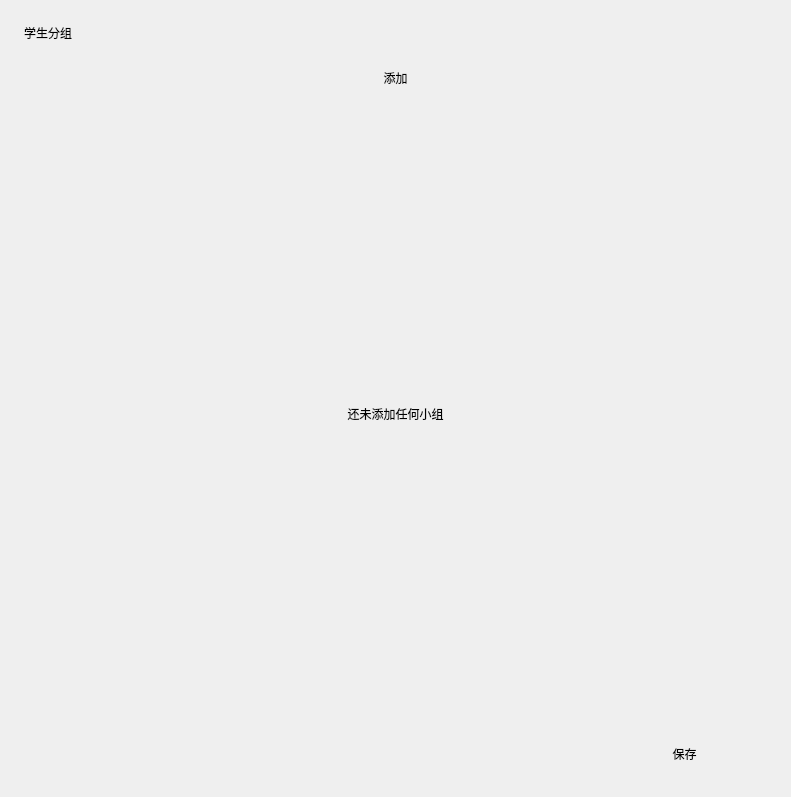
Qt form ui/settings/group.ui (xuanxuan1231/RandPicker) before a commit.
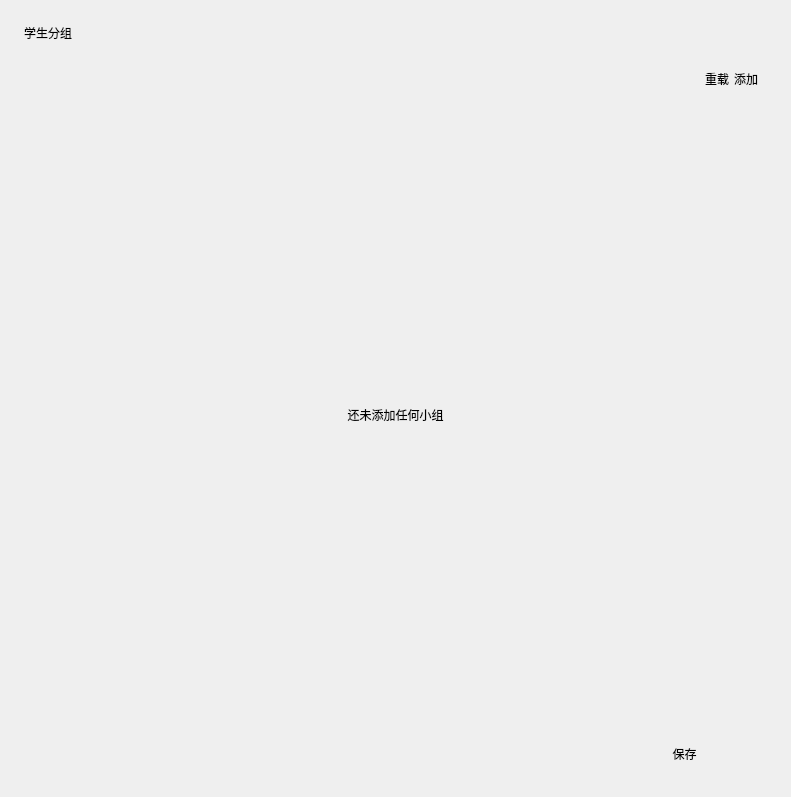
The same form after that commit. Custom widgets are drawn as their Qt base class.

Commit message: chore: 预留分组启用的界面布局

```diff
--- a/ui/settings/group.ui
+++ b/ui/settings/group.ui
@@ -55,7 +55,72 @@
       </property>
       <layout class="QVBoxLayout" name="verticalLayout_9">
        <item>
-        <layout class="QHBoxLayout" name="horizontalLayout"/>
+        <layout class="QHBoxLayout" name="horizontalLayout_4">
+         <property name="spacing">
+          <number>10</number>
+         </property>
+         <item>
+          <layout class="QHBoxLayout" name="group_enable_layout"/>
+         </item>
+         <item>
+          <spacer name="horizontalSpacer_3">
+           <property name="orientation">
+            <enum>Qt::Horizontal</enum>
+           </property>
+           <property name="sizeHint" stdset="0">
+            <size>
+             <width>40</width>
+             <height>20</height>
+            </size>
+           </property>
+          </spacer>
+         </item>
+         <item>
+          <layout class="QHBoxLayout" name="horizontalLayout_3">
+           <property name="spacing">
+            <number>5</number>
+           </property>
+           <item>
+            <widget class="PushButton" name="reload_page">
+             <property name="sizePolicy">
+              <sizepolicy hsizetype="Fixed" vsizetype="Fixed">
+               <horstretch>0</horstretch>
+               <verstretch>0</verstretch>
+              </sizepolicy>
+             </property>
+             <property name="minimumSize">
+              <size>
+               <width>0</width>
+               <height>0</height>
+              </size>
+             </property>
+             <property name="text">
+              <string>重载</string>
+             </property>
+            </widget>
+           </item>
+           <item>
+            <widget class="PushButton" name="new_group">
+             <property name="sizePolicy">
+              <sizepolicy hsizetype="Fixed" vsizetype="Fixed">
+               <horstretch>0</horstretch>
+               <verstretch>0</verstretch>
+              </sizepolicy>
+             </property>
+             <property name="minimumSize">
+              <size>
+               <width>0</width>
+               <height>0</height>
+              </size>
+             </property>
+             <property name="text">
+              <string>添加</string>
+             </property>
+            </widget>
+           </item>
+          </layout>
+         </item>
+        </layout>
        </item>
        <item>
         <widget class="SmoothScrollArea" name="scrollArea">
@@ -68,7 +133,7 @@
             <x>0</x>
             <y>0</y>
             <width>725</width>
-            <height>661</height>
+            <height>641</height>
            </rect>
           </property>
           <layout class="QVBoxLayout" name="verticalLayout">
@@ -84,13 +149,6 @@
            <property name="bottomMargin">
             <number>0</number>
            </property>
-           <item>
-            <widget class="PushButton" name="new_group">
-             <property name="text">
-              <string>添加</string>
-             </property>
-            </widget>
-           </item>
            <item>
             <layout class="QGridLayout" name="group_card_layout">
              <property name="bottomMargin">
```
Left out of the diff: 2 changed lines with no effect on the pictures. The commit also changes 1 other file.
